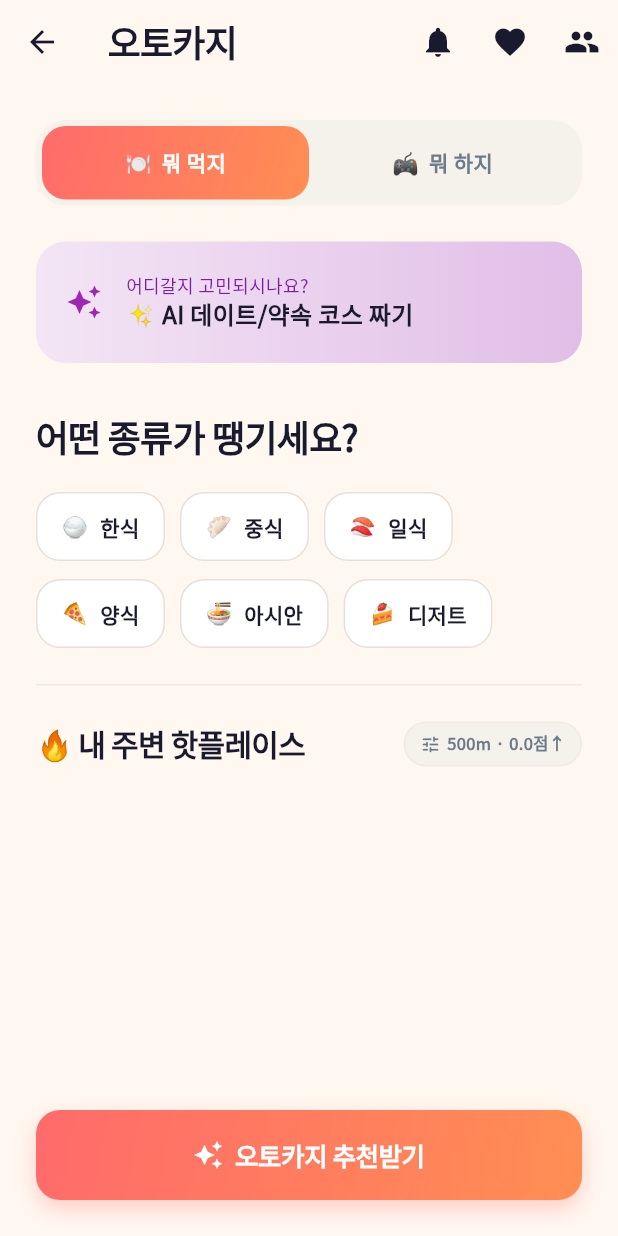
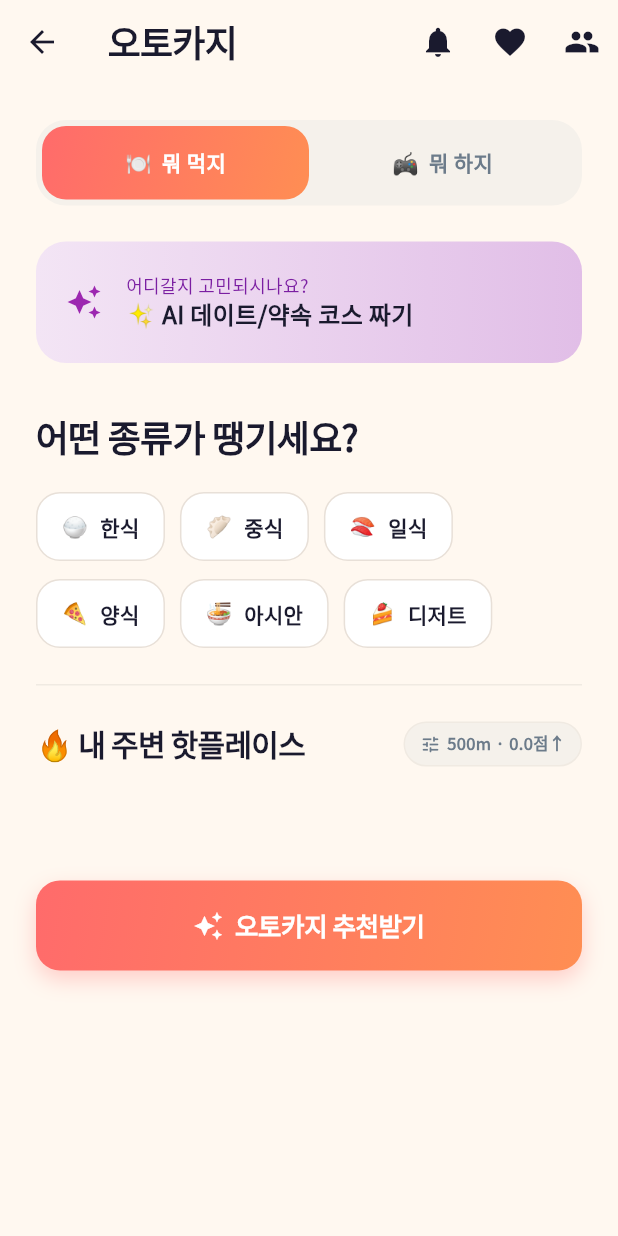
Before and after one commit to todayoneul/autokaji, a Flutter app: the HomeScreen screen opened directly with empty values, on a phone screen of 412 x 824 dp. Run offline on Flutter 3.47's test engine with Material 3 defaults, Android fonts, the phone set to English and light mode, and no system bars; our stand-ins replace cloud_firestore, firebase_auth, firebase_core, firebase_storage, flutter_dotenv, flutter_riverpod and 9 more; missing offline and left inert: flutter_naver_login, google_maps_cluster_manager, kakao_flutter_sdk_user; accounts and stored records are empty; generated files the repository leaves out were written again.

Commit message:
추천 버튼 ui 변경

```diff
--- a/lib/screens/home_screen.dart
+++ b/lib/screens/home_screen.dart
@@ -578,7 +578,9 @@ class _HomeScreenState extends ConsumerState<HomeScreen> {
           _buildAppBarAction(Icons.people, () => Navigator.push(context, MaterialPageRoute(builder: (_) => const FriendScreen()))),
         ],
       ),
-      body: SingleChildScrollView(
+      body: Stack(
+        children: [
+          SingleChildScrollView(
             child: Column(children: [
               Padding(
                 padding: const EdgeInsets.all(24),
@@ -631,10 +633,38 @@ class _HomeScreenState extends ConsumerState<HomeScreen> {
                   ],
                 ),
               ),
-          const SizedBox(height: 120),
+              const SizedBox(height: 140), // 버튼 높이만큼 여백 확보
             ]),
           ),
-      bottomSheet: Container(color: AppColors.background, padding: const EdgeInsets.all(24), child: AppGradientButton(text: '오토카지 추천받기', icon: Icons.auto_awesome, isLoading: _isLoading, onPressed: _isLoading ? null : _searchAndRecommend, height: 60)),
+          Positioned(
+            bottom: 0,
+            left: 0,
+            right: 0,
+            child: Container(
+              padding: EdgeInsets.fromLTRB(24, 0, 24, MediaQuery.of(context).padding.bottom + 20),
+              decoration: BoxDecoration(
+                gradient: LinearGradient(
+                  begin: Alignment.topCenter,
+                  end: Alignment.bottomCenter,
+                  colors: [
+                    AppColors.background.withOpacity(0.0),
+                    AppColors.background.withOpacity(0.9),
+                    AppColors.background,
+                  ],
+                  stops: const [0.0, 0.4, 1.0],
+                ),
+              ),
+              child: AppGradientButton(
+                text: '오토카지 추천받기',
+                icon: Icons.auto_awesome,
+                isLoading: _isLoading,
+                onPressed: _isLoading ? null : _searchAndRecommend,
+                height: 60
+              ),
+            ),
+          ),
+        ],
+      ),
     );
   }
 
```
Lines whose indentation alone changed are shown as unchanged.
